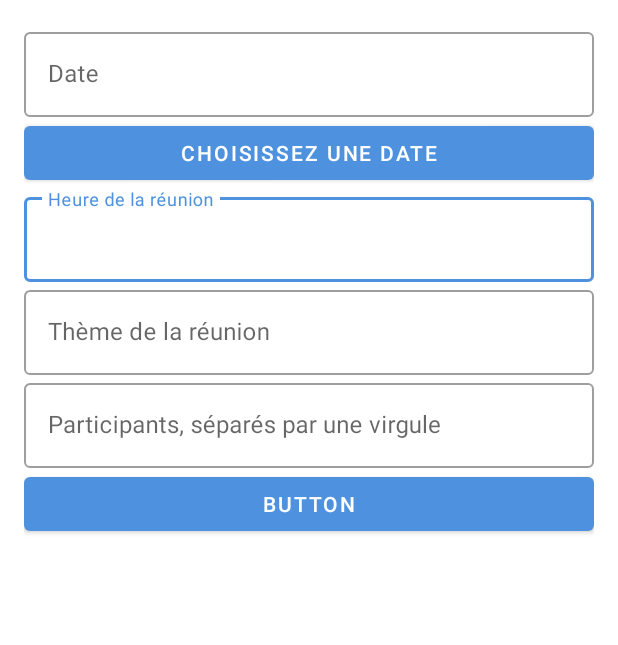
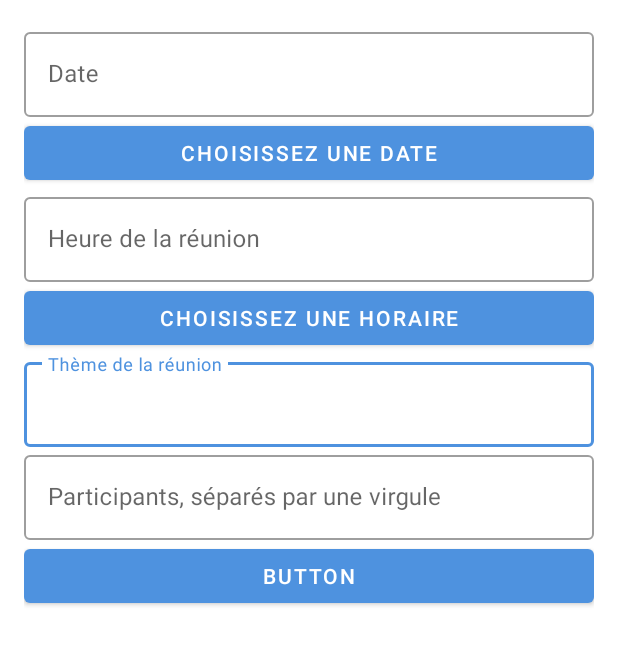
Before and after one commit to Rengrouze/MaReu, an Android app: the AddMeetingActivity screen opened directly, with no data from a screen before it, on a phone screen of 412 x 824 dp. Shown: the top 645 px of the screen. Run offline under Robolectric (Android 15) with nearby library versions, the phone set to English and light mode, and no system bars.

```diff
--- a/app/src/main/res/layout/activity_add_meeting.xml
+++ b/app/src/main/res/layout/activity_add_meeting.xml
@@ -48,10 +48,17 @@
                     android:id="@+id/time_picker_edittext"
                     android:layout_width="match_parent"
                     android:layout_height="wrap_content"
-                    android:inputType="time"
+                    android:inputType="none"
+                    android:focusable="false"
+                    android:clickable="false"
                     android:maxLines="1"/>
 
             </com.google.android.material.textfield.TextInputLayout>
+            <Button
+                android:id="@+id/timePickerButton"
+                android:layout_width="match_parent"
+                android:layout_height="wrap_content"
+                android:text="Choisissez une horaire" />
 
             <com.google.android.material.textfield.TextInputLayout
                 style="@style/Widget.MaterialComponents.TextInputLayout.OutlinedBox"
```
Also changed, not shown: app/src/main/java/com/javacourse/oc/maru/AddMeetingActivity.java (+26 -0 lines).
